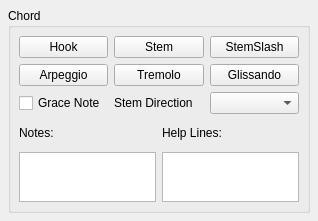
The window that mscore/mscore/chord.ui (musescore/musescore-old) describes before a commit, drawn with Qt 5.
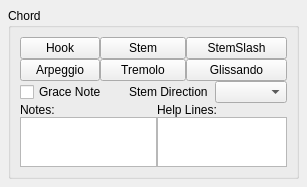
The same window after the commit.

```diff
--- a/mscore/mscore/chord.ui
+++ b/mscore/mscore/chord.ui
@@ -6,8 +6,8 @@
    <rect>
     <x>0</x>
     <y>0</y>
-    <width>318</width>
-    <height>221</height>
+    <width>307</width>
+    <height>185</height>
    </rect>
   </property>
   <property name="windowTitle">
@@ -28,19 +28,8 @@
      <property name="flat">
       <bool>false</bool>
      </property>
-     <layout class="QVBoxLayout">
+     <layout class="QGridLayout" name="gridLayout">
       <property name="spacing">
-       <number>6</number>
-      </property>
-      <property name="margin">
-       <number>8</number>
-      </property>
-      <item>
-       <layout class="QGridLayout" name="gridLayout" rowminimumheight="0,0">
-        <property name="topMargin">
-         <number>0</number>
-        </property>
-        <property name="bottomMargin">
          <number>0</number>
         </property>
         <item row="0" column="0">
@@ -53,7 +42,7 @@
           </property>
          </widget>
         </item>
-        <item row="0" column="1">
+      <item row="0" column="1" colspan="3">
          <widget class="QPushButton" name="stemButton">
           <property name="toolTip">
            <string notr="true"/>
@@ -63,7 +52,7 @@
           </property>
          </widget>
         </item>
-        <item row="0" column="2">
+      <item row="0" column="4" colspan="2">
          <widget class="QPushButton" name="stemSlashButton">
           <property name="text">
            <string notr="true" extracomment="do not translate">StemSlash</string>
@@ -77,116 +66,94 @@
           </property>
          </widget>
         </item>
-        <item row="1" column="1">
+      <item row="1" column="1" colspan="3">
          <widget class="QPushButton" name="tremoloButton">
           <property name="text">
            <string>Tremolo</string>
           </property>
          </widget>
         </item>
-        <item row="1" column="2">
+      <item row="1" column="4" colspan="2">
          <widget class="QPushButton" name="glissandoButton">
           <property name="text">
            <string>Glissando</string>
           </property>
          </widget>
         </item>
-       </layout>
-      </item>
-      <item>
-       <layout class="QHBoxLayout">
-        <property name="spacing">
-         <number>6</number>
-        </property>
-        <property name="margin">
-         <number>0</number>
-        </property>
-        <item>
+      <item row="2" column="0" colspan="2">
          <widget class="QCheckBox" name="graceNote">
           <property name="text">
            <string notr="true" comment="do not translate">Grace Note</string>
           </property>
          </widget>
         </item>
-        <item>
+      <item row="2" column="2" colspan="3">
          <widget class="QLabel" name="label">
           <property name="text">
            <string notr="true" comment="do not translate">Stem Direction</string>
           </property>
          </widget>
         </item>
-        <item>
+      <item row="2" column="5">
          <widget class="QComboBox" name="stemDirection"/>
         </item>
-       </layout>
-      </item>
-      <item>
-       <layout class="QGridLayout">
-        <property name="margin">
-         <number>0</number>
-        </property>
-        <property name="spacing">
-         <number>6</number>
-        </property>
-        <item row="1" column="1">
-         <widget class="QListWidget" name="helplineList">
-          <property name="sizePolicy">
-           <sizepolicy hsizetype="Expanding" vsizetype="Fixed">
-            <horstretch>0</horstretch>
-            <verstretch>0</verstretch>
-           </sizepolicy>
-          </property>
-          <property name="minimumSize">
-           <size>
-            <width>0</width>
-            <height>50</height>
-           </size>
-          </property>
-          <property name="maximumSize">
-           <size>
-            <width>16777215</width>
-            <height>50</height>
-           </size>
-          </property>
-         </widget>
-        </item>
-        <item row="1" column="0">
-         <widget class="QListWidget" name="notes">
-          <property name="sizePolicy">
-           <sizepolicy hsizetype="Expanding" vsizetype="Fixed">
-            <horstretch>0</horstretch>
-            <verstretch>0</verstretch>
-           </sizepolicy>
-          </property>
-          <property name="minimumSize">
-           <size>
-            <width>0</width>
-            <height>50</height>
-           </size>
-          </property>
-          <property name="maximumSize">
-           <size>
-            <width>16777215</width>
-            <height>50</height>
-           </size>
-          </property>
-         </widget>
-        </item>
-        <item row="0" column="0">
+      <item row="3" column="0">
          <widget class="QLabel" name="label_2">
           <property name="text">
            <string notr="true" comment="do not translate">Notes:</string>
           </property>
          </widget>
         </item>
-        <item row="0" column="1">
+      <item row="3" column="3" colspan="3">
          <widget class="QLabel" name="label_3">
           <property name="text">
            <string notr="true" comment="do not translate">Help Lines:</string>
           </property>
          </widget>
         </item>
-       </layout>
+      <item row="4" column="0" colspan="3">
+       <widget class="QListWidget" name="notes">
+        <property name="sizePolicy">
+         <sizepolicy hsizetype="Expanding" vsizetype="Fixed">
+          <horstretch>0</horstretch>
+          <verstretch>0</verstretch>
+         </sizepolicy>
+        </property>
+        <property name="minimumSize">
+         <size>
+          <width>0</width>
+          <height>50</height>
+         </size>
+        </property>
+        <property name="maximumSize">
+         <size>
+          <width>16777215</width>
+          <height>50</height>
+         </size>
+        </property>
+       </widget>
+      </item>
+      <item row="4" column="3" colspan="3">
+       <widget class="QListWidget" name="helplineList">
+        <property name="sizePolicy">
+         <sizepolicy hsizetype="Expanding" vsizetype="Fixed">
+          <horstretch>0</horstretch>
+          <verstretch>0</verstretch>
+         </sizepolicy>
+        </property>
+        <property name="minimumSize">
+         <size>
+          <width>0</width>
+          <height>50</height>
+         </size>
+        </property>
+        <property name="maximumSize">
+         <size>
+          <width>16777215</width>
+          <height>50</height>
+         </size>
+        </property>
+       </widget>
       </item>
      </layout>
     </widget>
```
Lines whose indentation alone changed are shown as unchanged.
